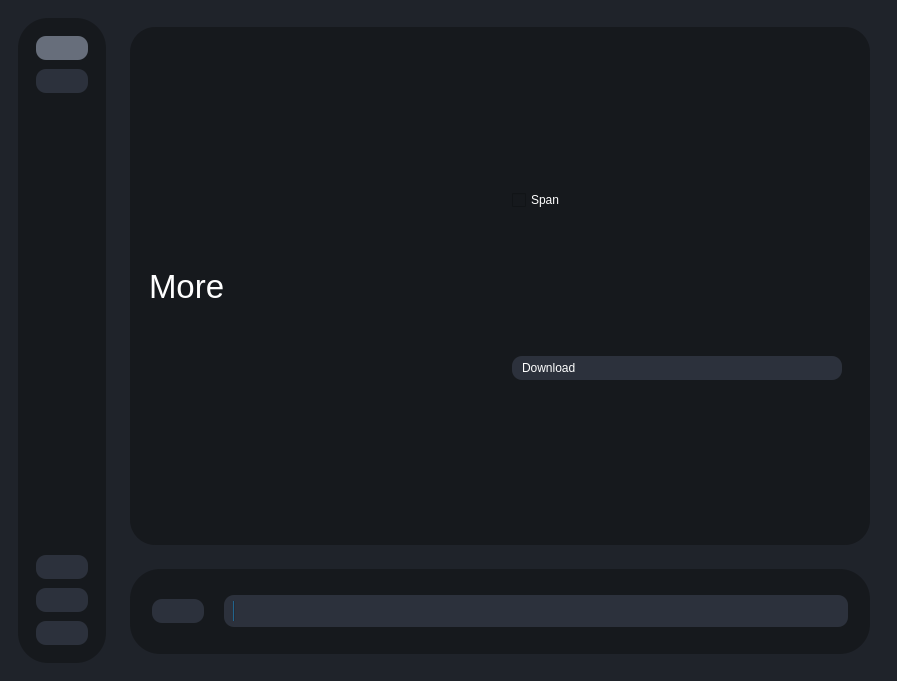
First picture: the form in testRVEInterface.ui, repository TNTwise/REAL-Video-Enhancer, before the edit.
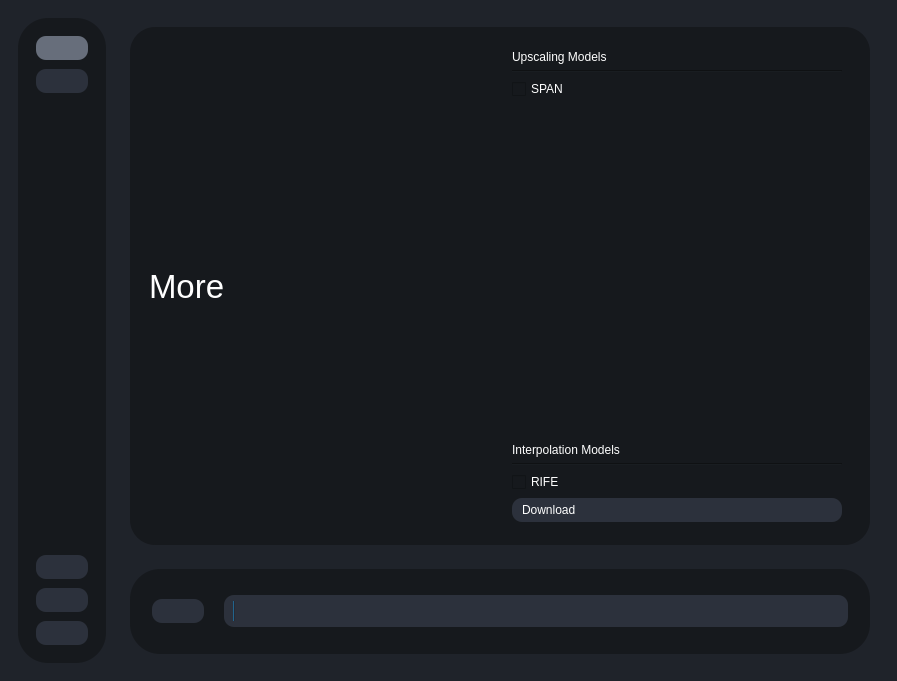
Second picture: the form after the edit. The open tabs and pages were chosen to show the change. Icons and pictures are not drawn.

Commit message: download menu changes

Diff of the .ui file:
```diff
--- a/testRVEInterface.ui
+++ b/testRVEInterface.ui
@@ -384,6 +384,10 @@
 	border-radius: 10px;
 color:white;
 }
+Line{
+color:white;
+background-color:white;
+}
 
 </string>
              </property>
@@ -403,10 +407,24 @@
               <item row="0" column="1">
                <widget class="QWidget" name="modelSelectContainer" native="true">
                 <layout class="QVBoxLayout" name="verticalLayout_10">
+                 <item>
+                  <widget class="QLabel" name="label_5">
+                   <property name="text">
+                    <string>Upscaling Models</string>
+                   </property>
+                  </widget>
+                 </item>
+                 <item>
+                  <widget class="Line" name="line">
+                   <property name="orientation">
+                    <enum>Qt::Orientation::Horizontal</enum>
+                   </property>
+                  </widget>
+                 </item>
                  <item>
                   <widget class="QCheckBox" name="spanCheckBox">
                    <property name="text">
-                    <string>Span</string>
+                    <string>SPAN</string>
                    </property>
                    <property name="checked">
                     <bool>false</bool>
@@ -414,6 +432,40 @@
                   </widget>
                  </item>
                  <item>
+                  <spacer name="verticalSpacer_3">
+                   <property name="orientation">
+                    <enum>Qt::Orientation::Vertical</enum>
+                   </property>
+                   <property name="sizeHint" stdset="0">
+                    <size>
+                     <width>20</width>
+                     <height>40</height>
+                    </size>
+                   </property>
+                  </spacer>
+                 </item>
+                 <item>
+                  <widget class="QLabel" name="label_2">
+                   <property name="text">
+                    <string>Interpolation Models</string>
+                   </property>
+                  </widget>
+                 </item>
+                 <item>
+                  <widget class="Line" name="line_2">
+                   <property name="orientation">
+                    <enum>Qt::Orientation::Horizontal</enum>
+                   </property>
+                  </widget>
+                 </item>
+                 <item>
+                  <widget class="QCheckBox" name="checkBox">
+                   <property name="text">
+                    <string>RIFE</string>
+                   </property>
+                  </widget>
+                 </item>
+                 <item alignment="Qt::AlignmentFlag::AlignBottom">
                   <widget class="QPushButton" name="downloadModelsButton">
                    <property name="text">
                     <string>Download</string>
```
